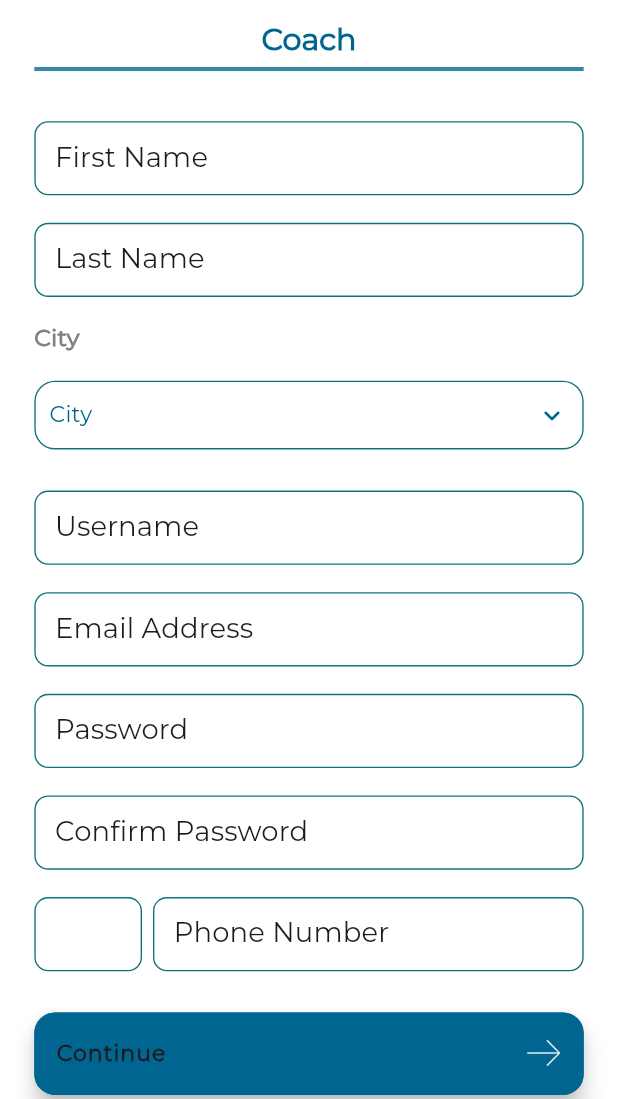
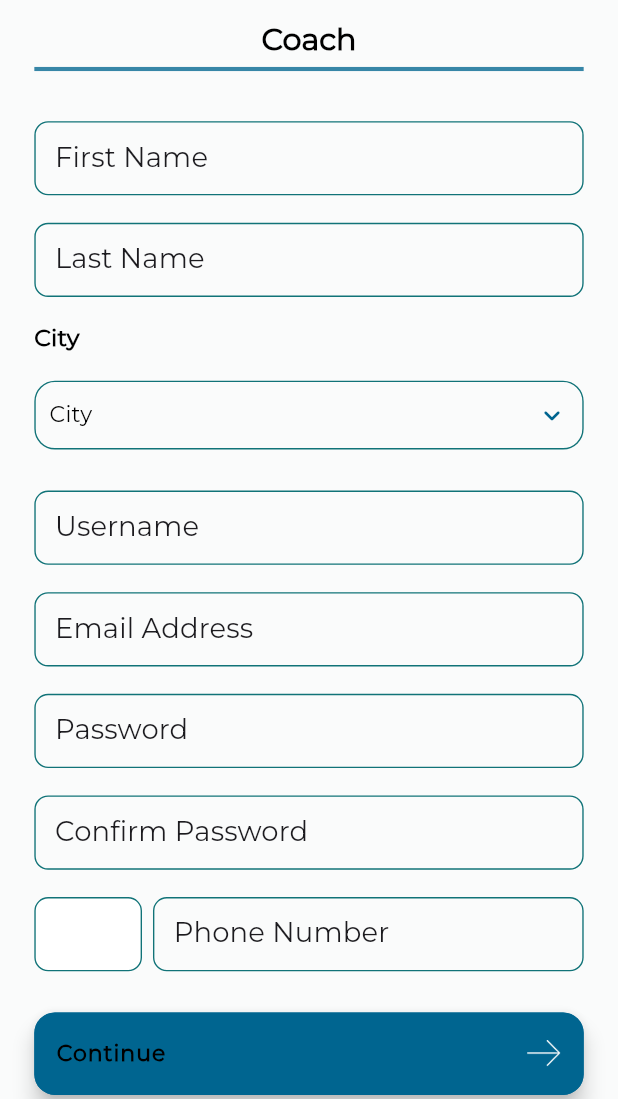
Before and after one commit to RakshitSathvara/Sports, a Flutter app: the CoachAddPage screen opened directly, on a phone screen of 412 x 824 dp, the part 137-1236 px from its top. Run offline on Flutter 3.47's test engine with Material 3 defaults, Android fonts, the phone set to English and light mode, and no system bars; our stand-ins replace cached_network_image, carousel_slider, connectivity_plus, device_info_plus, firebase_core, firebase_crashlytics and 18 more; missing offline and left inert: custom_timer, dart:ffi, duration_picker, flutter_fgbg, flutter_secure_storage_web, flutter_stripe and 4 more; accounts and stored records are empty; network calls fail.

Commit message:
refactor: update coach screens to use dynamic text color and theme surface for backgrounds

```diff
--- a/lib/screens/service_provider/coach/coach_add_page.dart
+++ b/lib/screens/service_provider/coach/coach_add_page.dart
@@ -97,12 +97,14 @@
 
   @override
   Widget build(BuildContext context) {
+    final textColor =
+        Theme.of(context).brightness == Brightness.dark ? Colors.white : Colors.black;
     return Scaffold(
       body: SafeArea(
         child: Container(
           width: double.infinity,
           height: double.infinity,
-          color: OQDOThemeData.backgroundColor,
+          color: Theme.of(context).colorScheme.surface,
           child: SingleChildScrollView(
             child: Padding(
               padding: const EdgeInsets.only(left: 25.0, right: 25.0),
@@ -131,13 +133,13 @@
                         textStyle: Theme.of(context).textTheme.titleMedium!.copyWith(
                               fontSize: 22.0,
                               fontWeight: FontWeight.w600,
-                              color: const Color(0xFF006590),
+                              color: textColor,
                             ),
                       ),
                     ),
-                    const Divider(
+                    Divider(
                       thickness: 3,
-                      color: Color.fromRGBO(0, 101, 144, 0.78),
+                      color: Theme.of(context).colorScheme.primary.withOpacity(0.78),
                     ),
                     const SizedBox(
                       height: 30,
@@ -146,7 +148,7 @@
                       controller: firstNameController,
                       read: false,
                       obscureText: false,
-                      fillColor: OQDOThemeData.backgroundColor,
+                      fillColor: Theme.of(context).colorScheme.surface,
                       labelText: 'First Name',
                       maxlines: 1,
                       maxlength: 50,
@@ -163,7 +165,7 @@
                       controller: lastNameController,
                       read: false,
                       obscureText: false,
-                      fillColor: OQDOThemeData.backgroundColor,
+                      fillColor: Theme.of(context).colorScheme.surface,
                       labelText: 'Last Name',
                       maxlines: 1,
                       maxlength: 50,
@@ -182,7 +184,7 @@
                       textStyle: Theme.of(context)
                           .textTheme
                           .titleMedium!
-                          .copyWith(color: const Color.fromRGBO(129, 129, 129, 1), fontWeight: FontWeight.w600, fontSize: 17.0),
+                          .copyWith(color: textColor, fontWeight: FontWeight.w600, fontSize: 17.0),
                     ),
                     const SizedBox(
                       height: 20,
@@ -191,14 +193,14 @@
                       decoration: BoxDecoration(
                         border: Border.all(color: Theme.of(context).colorScheme.primaryContainer),
                         borderRadius: BorderRadius.circular(15),
-                        color: OQDOThemeData.backgroundColor,
+                        color: Theme.of(context).colorScheme.surface,
                       ),
                       child: Padding(
                         padding: const EdgeInsets.only(left: 10, right: 10),
                         child: DropdownButton<dynamic>(
                             isExpanded: true,
-                            icon: const Icon(Icons.keyboard_arrow_down_rounded, color: OQDOThemeData.dividerColor),
-                            dropdownColor: Theme.of(context).colorScheme.onBackground,
+                            icon: Icon(Icons.keyboard_arrow_down_rounded, color: Theme.of(context).colorScheme.primary),
+                            dropdownColor: Theme.of(context).colorScheme.surface,
                             underline: const SizedBox(),
                             borderRadius: BorderRadius.circular(15),
                             hint: CustomTextView(
@@ -206,7 +208,7 @@
                               textStyle: Theme.of(context)
                                   .textTheme
                                   .titleSmall!
-                                  .copyWith(fontSize: 16.0, fontWeight: FontWeight.w400, color: OQDOThemeData.dividerColor),
+                                  .copyWith(fontSize: 16.0, fontWeight: FontWeight.w400, color: textColor),
                             ),
                             value: choosedlocation,
                             items: location!.map((country) {
@@ -217,7 +219,7 @@
                                   textStyle: Theme.of(context)
                                       .textTheme
                                       .titleSmall!
-                                      .copyWith(fontSize: 16.0, fontWeight: FontWeight.w400, color: OQDOThemeData.dividerColor),
+                                      .copyWith(fontSize: 16.0, fontWeight: FontWeight.w400, color: textColor),
                                 ),
                               );
                             }).toList(),
@@ -293,7 +295,7 @@
                           checkForUsername();
                         }
                       },
-                      fillColor: OQDOThemeData.backgroundColor,
+                      fillColor: Theme.of(context).colorScheme.surface,
                       validator: Validator.notEmpty,
                       keyboardType: TextInputType.visiblePassword,
                     ),
@@ -313,7 +315,7 @@
                         }
                       },
                       labelText: 'Email Address',
-                      fillColor: OQDOThemeData.backgroundColor,
+                      fillColor: Theme.of(context).colorScheme.surface,
                       validator: Validator.validateEmail,
                       keyboardType: TextInputType.emailAddress,
                     ),
@@ -325,7 +327,7 @@
                       read: false,
                       maxlines: 1,
                       maxlength: 32,
-                      fillColor: OQDOThemeData.backgroundColor,
+                      fillColor: Theme.of(context).colorScheme.surface,
                       obscureText: hidePassword1,
                       labelText: 'Password',
                       validator: Validator.validatePassword,
@@ -365,7 +367,7 @@
                       read: false,
                       maxlines: 1,
                       maxlength: 32,
-                      fillColor: OQDOThemeData.backgroundColor,
+                      fillColor: Theme.of(context).colorScheme.surface,
                       obscureText: hidePassword2,
                       labelText: 'Confirm Password',
                       validator: (val) {
@@ -440,7 +442,7 @@
                                     return null;
                                   },
                                   labelText: 'Phone Number',
-                                  fillColor: OQDOThemeData.backgroundColor,
+                                  fillColor: Theme.of(context).colorScheme.surface,
                                   // validator: Validator.validateMobile,
                                   inputformat: [
                                     FilteringTextInputFormatter.allow(RegExp(r'[0-9]')),
@@ -472,7 +474,7 @@
                                     return null;
                                   },
                                   labelText: 'Phone Number',
-                                  fillColor: OQDOThemeData.backgroundColor,
+                                  fillColor: Theme.of(context).colorScheme.surface,
                                   //  validator: Validator.validateMobile,
                                   inputformat: [
                                     FilteringTextInputFormatter.allow(RegExp(r'[0-9]')),
@@ -488,7 +490,7 @@
                     ),
                     MyButton(
                       text: "Continue",
-                      textcolor: Theme.of(context).colorScheme.onBackground,
+                      textcolor: textColor,
                       textsize: 16,
                       fontWeight: FontWeight.w600,
                       letterspacing: 0.7,
--- a/lib/screens/service_provider/coach/coach_otp_page.dart
+++ b/lib/screens/service_provider/coach/coach_otp_page.dart
@@ -59,9 +59,11 @@
 
   @override
   Widget build(BuildContext context) {
+    final textColor =
+        Theme.of(context).brightness == Brightness.dark ? Colors.white : Colors.black;
     phone.text = widget.commonPassingArgs.mobileNo!;
     return Scaffold(
-      backgroundColor: OQDOThemeData.backgroundColor,
+      backgroundColor: Theme.of(context).colorScheme.surface,
       resizeToAvoidBottomInset: true,
       key: _scaffoldKey,
       body: Padding(
@@ -87,7 +89,7 @@
                 CustomTextView(
                   label: 'An OTP is sent to your number via SMS.',
                   type: styleSubTitle,
-                  textStyle: Theme.of(context).textTheme.titleSmall!.copyWith(color: OQDOThemeData.dividerColor, fontSize: 17.0, fontWeight: FontWeight.w600),
+                  textStyle: Theme.of(context).textTheme.titleSmall!.copyWith(color: textColor, fontSize: 17.0, fontWeight: FontWeight.w600),
                 ),
                 const SizedBox(
                   height: 40,
```
Also changed, not shown: lib/screens/service_provider/coach/coach_activities_selection_screen.dart (+19 -17 lines), lib/screens/service_provider/coach/coach_add_page_one.dart (+19 -17 lines), lib/screens/service_provider/coach/coach_add_page_two.dart (+13 -11 lines).
